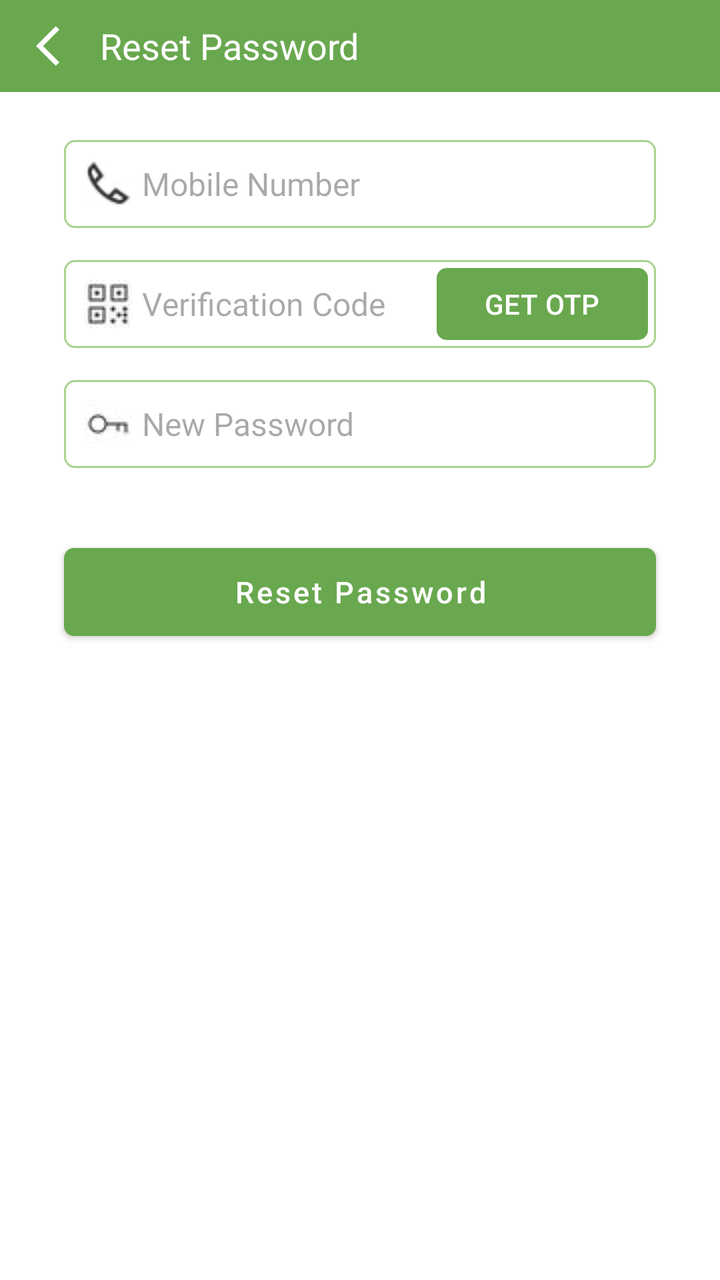
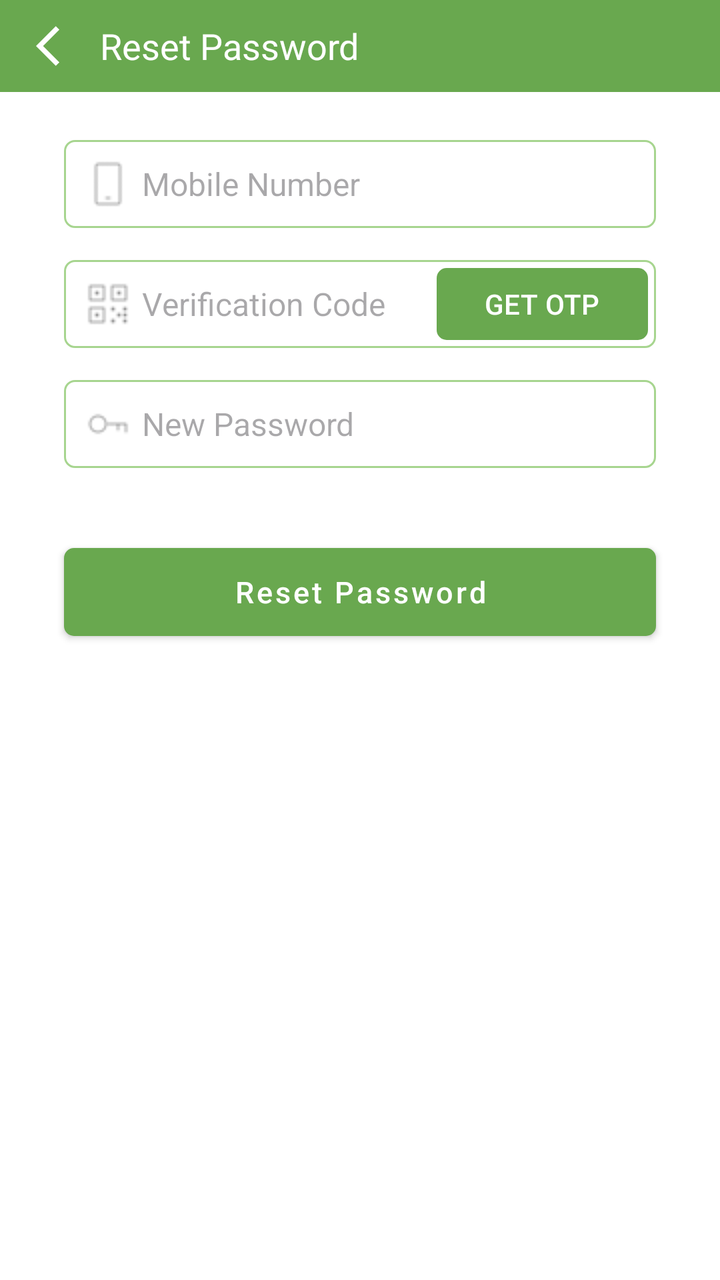

Two renders of the same Android screen: before a commit and after it. Below are the layout's source before the change and the commit's diff.
<!-- AndroidManifest.xml: application theme Theme.VictoryGame -->
<!-- res/layout/fragment_reset_password.xml -->
<?xml version="1.0" encoding="utf-8"?>
<androidx.constraintlayout.widget.ConstraintLayout xmlns:android="http://schemas.android.com/apk/res/android"
    xmlns:app="http://schemas.android.com/apk/res-auto"
    xmlns:tools="http://schemas.android.com/tools"
    android:layout_width="match_parent"
    android:layout_height="match_parent"
    tools:context=".fragments.ResetPassword">

    <TextView
        android:id="@+id/textView4"
        android:layout_width="0dp"
        style="@style/ToolBarStyle"
        android:text="Reset Password"
        app:layout_constraintEnd_toEndOf="parent"
        app:layout_constraintHorizontal_bias="0.0"
        app:layout_constraintStart_toStartOf="parent"
        app:layout_constraintTop_toTopOf="parent" />

    <ImageButton
        android:id="@+id/back_reset"
        android:layout_width="wrap_content"
        android:layout_height="0dp"
        android:background="@android:color/transparent"
        android:padding="10dp"
        android:paddingStart="18dp"
        android:paddingEnd="8dp"
        android:src="@drawable/baseline_arrow_back_ios_24"
        app:layout_constraintBottom_toBottomOf="@+id/textView4"
        app:layout_constraintStart_toStartOf="parent"
        app:layout_constraintTop_toTopOf="parent" />

    <EditText
        android:id="@+id/editTextPhone3"
        style="@style/EditTextStyle"
        android:layout_width="0dp"
        android:layout_height="wrap_content"
        android:layout_marginStart="32dp"
        android:layout_marginTop="24dp"
        android:layout_marginEnd="32dp"
        android:drawableStart="@drawable/phone"
        android:hint="Mobile Number"
        android:inputType="phone"
        app:layout_constraintEnd_toEndOf="parent"
        app:layout_constraintStart_toStartOf="parent"
        app:layout_constraintTop_toBottomOf="@+id/textView4" />

    <EditText
        android:id="@+id/editTextNumber"
        style="@style/EditTextStyle"
        android:drawableStart="@drawable/code"
        android:layout_width="0dp"
        android:layout_height="wrap_content"
        android:layout_marginStart="32dp"
        android:layout_marginTop="16dp"
        android:layout_marginEnd="32dp"
        android:hint="Verification Code"
        android:inputType="number"
        app:layout_constraintEnd_toEndOf="parent"
        app:layout_constraintStart_toStartOf="parent"
        app:layout_constraintTop_toBottomOf="@+id/editTextPhone3" />

    <Button
        android:id="@+id/button_reset_password"
        style="@style/FillButtonStyle"
        android:layout_width="0dp"
        android:layout_marginTop="32dp"
        android:text="Reset Password"
        app:layout_constraintEnd_toEndOf="@+id/editTextTextPassword3"
        app:layout_constraintStart_toStartOf="@+id/editTextTextPassword3"
        app:layout_constraintTop_toBottomOf="@+id/editTextTextPassword3" />

    <Button
        android:id="@+id/button_otp"
        android:layout_width="wrap_content"
        android:layout_height="0dp"
        android:layout_marginEnd="4dp"
        android:gravity="center"
        android:text="GET OTP"
        app:cornerRadius="5dp"
        app:layout_constraintBottom_toBottomOf="@+id/editTextNumber"
        app:layout_constraintEnd_toEndOf="@+id/editTextNumber"
        app:layout_constraintTop_toTopOf="@+id/editTextNumber" />

    <EditText
        android:id="@+id/editTextTextPassword3"
        style="@style/EditTextStyle"
        android:layout_width="0dp"
        android:layout_height="wrap_content"
        android:layout_marginStart="32dp"
        android:layout_marginTop="16dp"
        android:layout_marginEnd="32dp"
        android:drawableStart="@drawable/password"
        android:hint="New Password"
        android:inputType="textPassword"
        app:layout_constraintEnd_toEndOf="parent"
        app:layout_constraintStart_toStartOf="parent"
        app:layout_constraintTop_toBottomOf="@+id/editTextNumber" />
</androidx.constraintlayout.widget.ConstraintLayout>
<!-- resources referenced by this layout -->
<resources>
  <!-- drawable baseline_arrow_back_ios_24 (drawable) -->
  <vector android:autoMirrored="true" android:height="24dp"
      android:tint="@color/light_text" android:viewportHeight="24"
      android:viewportWidth="24" android:width="24dp" xmlns:android="http://schemas.android.com/apk/res/android">
      <path android:fillColor="@color/dark_text" android:pathData="M11.67,3.87L9.9,2.1 0,12l9.9,9.9 1.77,-1.77L3.54,12z"/>
  </vector>
  <!-- drawable code: jpg bitmap (drawable, 439 bytes) -->
  <!-- drawable password: jpg bitmap (drawable, 353 bytes) -->
  <!-- drawable phone: jpg bitmap (drawable, 709 bytes) -->
  <style name="EditTextStyle" parent="@style/Widget.AppCompat.TextView">
          <item name="android:background">@drawable/bg_square_box</item>
          <item name="android:textSize">16sp</item>
          <item name="android:padding">10dp</item>
          <item name="android:inputType">text</item>
          <item name="android:drawablePadding">5dp</item>
      </style>
  <style name="FillButtonStyle" parent="@style/Widget.MaterialComponents.Button">
          <item name="cornerRadius">5dp</item>
          <item name="android:textAllCaps">false</item>
          <item name="android:textSize">15sp</item>
          <item name="android:insetTop">8dp</item>
          <item name="android:insetBottom">8dp</item>
          <item name="android:layout_height">60dp</item>
      </style>
  <style name="ToolBarStyle" parent="@style/Widget.AppCompat.TextView">
          <item name="android:layout_width">0dp</item>
          <item name="android:layout_height">46dp</item>
          <item name="android:background">?attr/colorPrimary</item>
          <item name="android:textColor">?attr/colorOnPrimary</item>
          <item name="android:gravity">center_vertical</item>
          <item name="android:paddingStart">50dp</item>
          <item name="android:textSize">18sp</item>
      </style>
  <style name="Theme.VictoryGame" parent="Base.Theme.VictoryGame" />
  <color name="light_text">#FFFFFF</color>
  <color name="dark_text">#000000</color>
  <!-- drawable bg_square_box (drawable) -->
  <?xml version="1.0" encoding="utf-8"?>
  <shape android:shape="rectangle" xmlns:android="http://schemas.android.com/apk/res/android">
  <stroke android:color="@color/green_accent" android:width="1dp"/>
      <corners android:radius="5dp"/>
  </shape>
  <style name="Base.Theme.VictoryGame" parent="Theme.Material3.DayNight.NoActionBar">
          
          <item name="colorPrimary">@color/green_primary</item>
          <item name="colorPrimaryDark">@color/green_primary_dark</item>
          <item name="colorAccent">@color/green_accent</item>
          <item name="colorOnPrimary">@color/light_text</item>
          <item name="android:windowBackground">@color/light_background</item>
          <item name="android:textColorPrimary">@color/dark_text</item>
          <item name="android:textColorSecondary">@color/light_text_secondary</item>
          <item name="colorContainer">@color/light_bg</item>
  
  
      </style>
  <color name="green_accent">#A7D58F</color>
  <color name="green_primary">#69A84F</color>
  <color name="green_primary_dark">#4D7F42</color>
  <color name="light_background">#FFFFFF</color>
  <color name="light_text_secondary">#666666</color>
  <color name="light_bg">#F4F4F4</color>
</resources>

<!-- the commit's change to res/layout/fragment_reset_password.xml (unified diff, before → after) -->
@@ -37,7 +37,7 @@
         android:layout_marginStart="32dp"
         android:layout_marginTop="24dp"
         android:layout_marginEnd="32dp"
-        android:drawableStart="@drawable/phone"
+        android:drawableStart="@drawable/smartphone"
         android:hint="Mobile Number"
         android:inputType="phone"
         app:layout_constraintEnd_toEndOf="parent"
@@ -47,12 +47,12 @@
     <EditText
         android:id="@+id/editTextNumber"
         style="@style/EditTextStyle"
-        android:drawableStart="@drawable/code"
         android:layout_width="0dp"
         android:layout_height="wrap_content"
         android:layout_marginStart="32dp"
         android:layout_marginTop="16dp"
         android:layout_marginEnd="32dp"
+        android:drawableStart="@drawable/qr"
         android:hint="Verification Code"
         android:inputType="number"
         app:layout_constraintEnd_toEndOf="parent"
@@ -89,7 +89,7 @@
         android:layout_marginStart="32dp"
         android:layout_marginTop="16dp"
         android:layout_marginEnd="32dp"
-        android:drawableStart="@drawable/password"
+        android:drawableStart="@drawable/key"
         android:hint="New Password"
         android:inputType="textPassword"
         app:layout_constraintEnd_toEndOf="parent"
<!-- resource entries referenced after the edit -->
@@ -6,9 +6,9 @@
       android:viewportWidth="24" android:width="24dp" xmlns:android="http://schemas.android.com/apk/res/android">
       <path android:fillColor="@color/dark_text" android:pathData="M11.67,3.87L9.9,2.1 0,12l9.9,9.9 1.77,-1.77L3.54,12z"/>
   </vector>
-  <!-- drawable code: jpg bitmap (drawable, 439 bytes) -->
-  <!-- drawable password: jpg bitmap (drawable, 353 bytes) -->
-  <!-- drawable phone: jpg bitmap (drawable, 709 bytes) -->
+  <!-- drawable key: png bitmap (drawable, 545 bytes) -->
+  <!-- drawable qr: png bitmap (drawable, 612 bytes) -->
+  <!-- drawable smartphone: png bitmap (drawable, 437 bytes) -->
   <style name="EditTextStyle" parent="@style/Widget.AppCompat.TextView">
           <item name="android:background">@drawable/bg_square_box</item>
           <item name="android:textSize">16sp</item>
